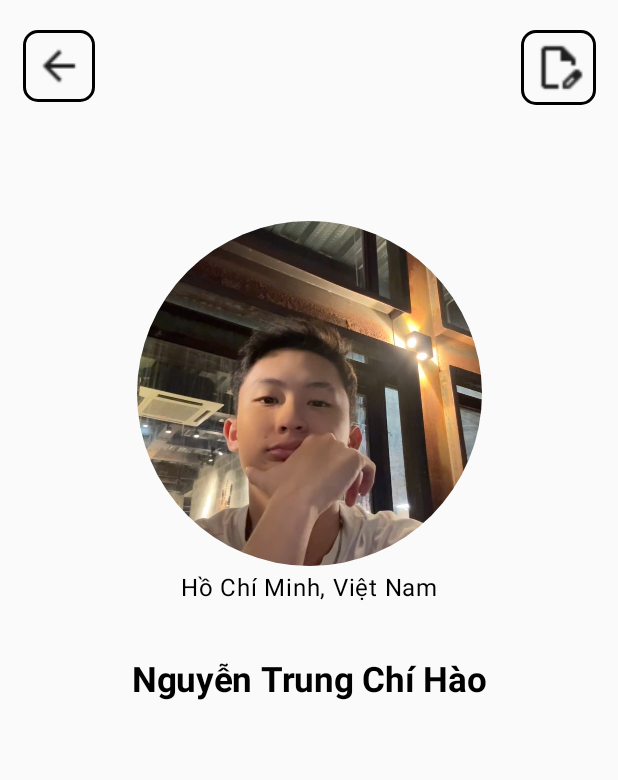
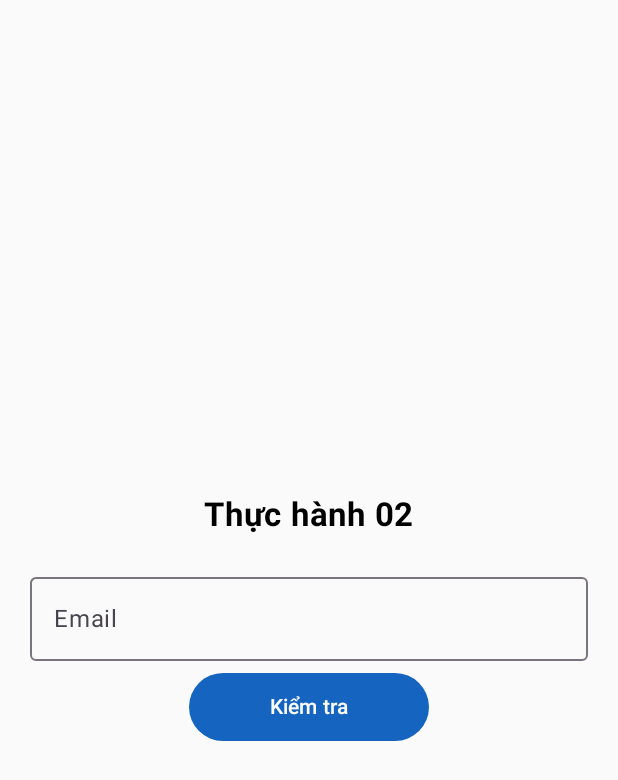
Before and after one commit to nguyentrungchihao8809/androiapp, an Android app built with Jetpack Compose: the screen it shows after launch (MainActivity), on a phone screen of 412 x 824 dp. Shown: the top 780 px of the screen. Run offline under Robolectric (Android 15) with nearby library versions, the phone set to English and light mode, and no system bars.

Commit message:
bài tập tuần 2

```diff
--- /dev/null
+++ b/app/src/main/java/com/example/user/BaiThucHanhEmail.kt
@@ -0,0 +1,95 @@
+package com.example.baitap_tuan2
+
+import android.os.Bundle
+import androidx.activity.ComponentActivity
+import androidx.activity.compose.setContent
+import androidx.compose.foundation.layout.*
+import androidx.compose.foundation.shape.RoundedCornerShape
+import androidx.compose.material3.*
+import androidx.compose.runtime.*
+import androidx.compose.ui.Alignment
+import androidx.compose.ui.Modifier
+import androidx.compose.ui.graphics.Color
+import androidx.compose.ui.text.font.FontWeight
+import androidx.compose.ui.text.input.TextFieldValue
+import androidx.compose.ui.unit.dp
+import androidx.compose.ui.unit.sp
+
+class MainActivity : ComponentActivity() {
+    override fun onCreate(savedInstanceState: Bundle?) {
+        super.onCreate(savedInstanceState)
+        setContent {
+            ThucHanh02()
+        }
+    }
+}
+
+@Composable
+fun ThucHanh02() {
+    var email by remember { mutableStateOf(TextFieldValue("")) }
+    var message by remember { mutableStateOf("") }
+    var messageColor by remember { mutableStateOf(Color.Red) }
+
+    Column(
+        modifier = Modifier
+            .fillMaxSize()
+            .padding(20.dp),
+        horizontalAlignment = Alignment.CenterHorizontally,
+        verticalArrangement = Arrangement.Center
+    ) {
+        // Tiêu đề
+        Text(
+            text = "Thực hành 02",
+            fontSize = 22.sp,
+            fontWeight = FontWeight.Bold,
+            modifier = Modifier.padding(bottom = 20.dp)
+        )
+
+        // Ô nhập email
+        OutlinedTextField(
+            value = email,
+            onValueChange = { email = it },
+            label = { Text("Email") },
+            modifier = Modifier
+                .fillMaxWidth()
+                .padding(bottom = 8.dp)
+        )
+
+        // Thông báo lỗi hoặc hợp lệ
+        if (message.isNotEmpty()) {
+            Text(
+                text = message,
+                color = messageColor,
+                fontSize = 14.sp,
+                modifier = Modifier.padding(bottom = 10.dp)
+            )
+        }
+
+        // Nút kiểm tra
+        Button(
+            onClick = {
+                val input = email.text.trim()
+                when {
+                    input.isEmpty() -> {
+                        message = "Email không hợp lệ"
+                        messageColor = Color.Red
+                    }
+                    !input.contains("@") -> {
+                        message = "Email không đúng định dạng"
+                        messageColor = Color.Red
+                    }
+                    else -> {
+                        message = "Bạn đã nhập email hợp lệ"
+                        messageColor = Color(0xFF2E7D32) // xanh lá
+                    }
+                }
+            },
+            colors = ButtonDefaults.buttonColors(containerColor = Color(0xFF1565C0)),
+            modifier = Modifier
+                .width(160.dp)
+                .height(45.dp)
+        ) {
+            Text("Kiểm tra")
+        }
+    }
+}
--- a/app/src/main/java/com/example/user/MainActivity.kt
+++ b/app/src/main/java/com/example/user/MainActivity.kt
@@ -29,8 +29,8 @@ import androidx.compose.foundation.shape.RoundedCornerShape
 import androidx.compose.foundation.clickable
 import android.content.Intent
 import androidx.compose.ui.platform.LocalContext
-
-
+import com.example.baitap_tuan2.BaiTapTuan2UI
+import com.example.baitap_tuan2.ThucHanh02
 
 
 class MainActivity : ComponentActivity() {
@@ -39,7 +39,7 @@ class MainActivity : ComponentActivity() {
         enableEdgeToEdge()
         setContent {
             MaterialTheme {
-                Greeting()
+                ThucHanh02()
         }
         }
     }
```
Also changed, not shown: app/src/main/java/com/example/user/BaiTh2.kt (added, +98 -0 lines), app/src/main/java/com/example/user/BaiTh3.kt (added, +93 -0 lines).
